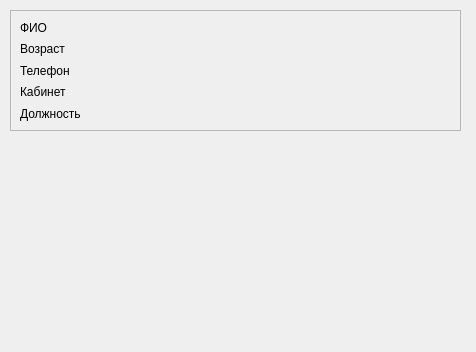
Before: the Qt Designer form src/apps/doctorPanel/doctorpanel.ui in Liorkinn/VeterinarClinic, drawn with Qt 5.
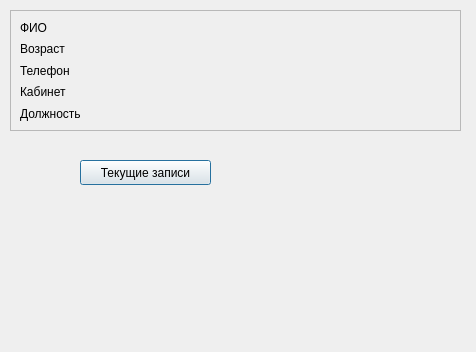
After: the same form once the commit is applied.

```diff
--- a/src/apps/doctorPanel/doctorpanel.ui
+++ b/src/apps/doctorPanel/doctorpanel.ui
@@ -70,6 +70,19 @@
     </item>
    </layout>
   </widget>
+  <widget class="QPushButton" name="button_totalAppointments">
+   <property name="geometry">
+    <rect>
+     <x>80</x>
+     <y>160</y>
+     <width>131</width>
+     <height>25</height>
+    </rect>
+   </property>
+   <property name="text">
+    <string>Текущие записи</string>
+   </property>
+  </widget>
  </widget>
  <resources/>
  <connections/>
```
